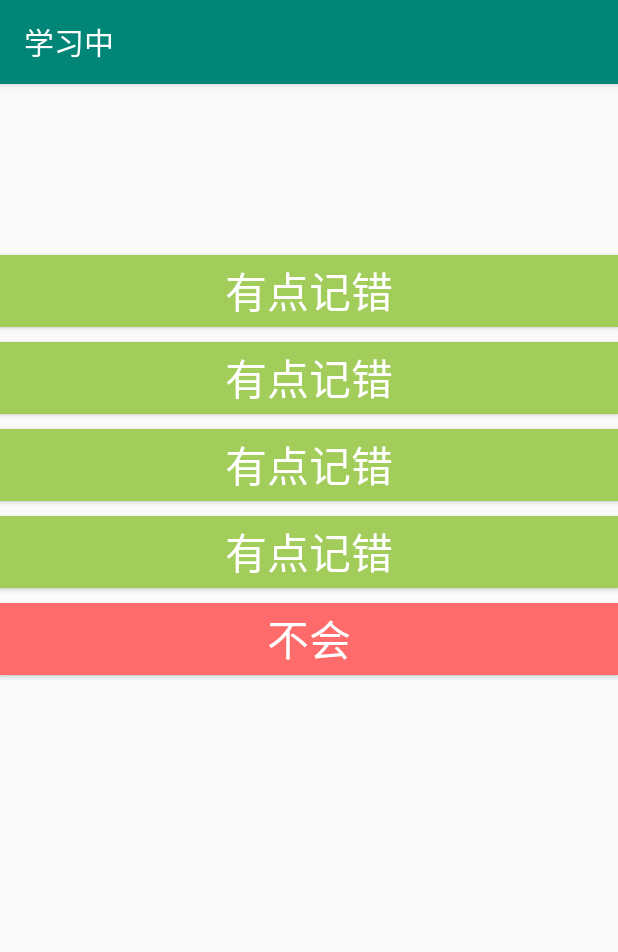
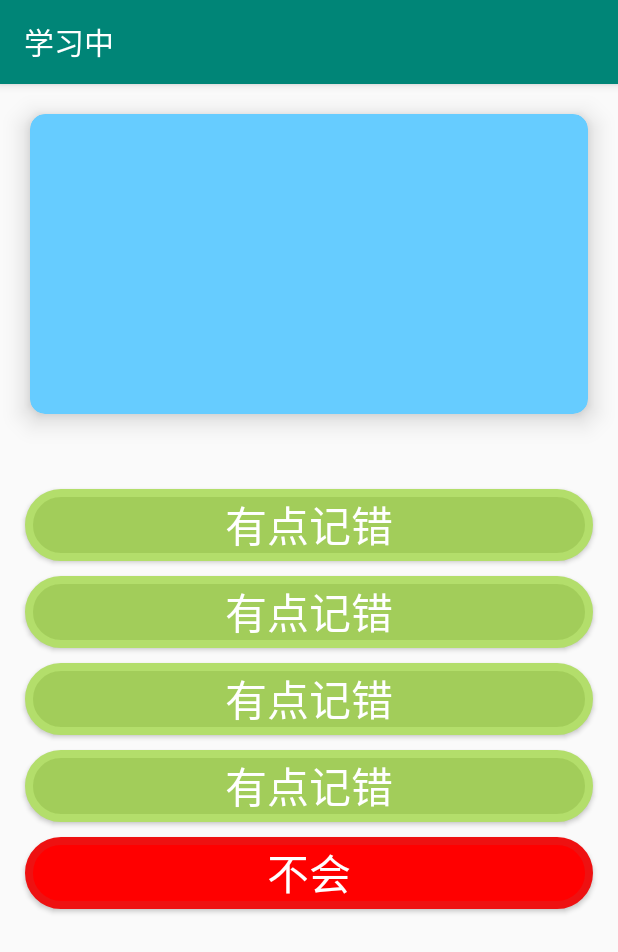
Before and after one commit to Yuki-15498/JTangoPro, an Android app: the StudyCardActivity screen opened directly, with no data from a screen before it, on a phone screen of 412 x 824 dp. Shown: the top 952 px of the screen. Run offline under Robolectric (Android 15) with nearby library versions, the light colour scheme and no system bars; 16 statements that could not run were skipped.

Commit message:
修改了大部分UI，使得界面更美观

```diff
--- a/app/src/main/java/com/jtangopro/StudyCardActivity.java
+++ b/app/src/main/java/com/jtangopro/StudyCardActivity.java
@@ -11,10 +11,12 @@ import android.app.AlertDialog;
 import android.content.DialogInterface;
 import android.content.Intent;
 import android.graphics.Color;
+import android.graphics.Point;
 import android.os.Bundle;
 import android.text.method.ScrollingMovementMethod;
 import android.util.Log;
 import android.util.TypedValue;
+import android.view.Display;
 import android.view.View;
 import android.widget.Button;
 import android.widget.TextView;
@@ -43,6 +45,16 @@ public class StudyCardActivity extends AppCompatActivity {
         final Button bt_3 = (Button) findViewById(R.id.bt_3);
         final Button bt_4 = (Button) findViewById(R.id.bt_4);
         final Button bt_5 = (Button) findViewById(R.id.bt_5);
+        //自适应宽度
+        Display display = this.getWindowManager().getDefaultDisplay();
+        Point point = new Point();
+        display.getSize(point);
+        int btWidth = (int) (point.x*0.92);
+        bt_1.getLayoutParams().width = btWidth;
+        bt_2.getLayoutParams().width = btWidth;
+        bt_3.getLayoutParams().width = btWidth;
+        bt_4.getLayoutParams().width = btWidth;
+        bt_5.getLayoutParams().width = btWidth;
 
         word_.setMovementMethod(ScrollingMovementMethod.getInstance());
 
@@ -145,7 +157,7 @@ public class StudyCardActivity extends AppCompatActivity {
                 finish();
             }
         });
-        bt.setBackgroundColor(Color.parseColor("#FF6A6A"));
+        bt.setBackground(getResources().getDrawable(R.drawable.myrec3));
     }
 
     private void setButtonKnown(Button bt, final Intent intent){
@@ -165,6 +177,7 @@ public class StudyCardActivity extends AppCompatActivity {
                 finish();
             }
         });
+        bt.setBackground(getResources().getDrawable(R.drawable.myrec2));
     }
 
     private void setButtonHalf(Button bt,final Intent intent){
@@ -179,7 +192,7 @@ public class StudyCardActivity extends AppCompatActivity {
                 finish();
             }
         });
-        bt.setBackgroundColor(Color.parseColor("#FF6600"));
+        bt.setBackground(getResources().getDrawable(R.drawable.myrec4));
     }
 
     private void setButtonTrue(final Button bt, final Intent intent){
@@ -187,7 +200,7 @@ public class StudyCardActivity extends AppCompatActivity {
         bt.setOnClickListener(new View.OnClickListener(){
             @Override
             public void onClick(View view) {
-                bt.setBackgroundColor(Color.GREEN);
+                bt.setBackground(getResources().getDrawable(R.drawable.myrec5));
                 pv.setTangeCardType("tangocard3");
                 pv.setCurProf(pv.getCurProf()+1);
                 intent.putExtra("passValues",(Serializable) pv);
@@ -202,7 +215,7 @@ public class StudyCardActivity extends AppCompatActivity {
         bt.setOnClickListener(new View.OnClickListener(){
             @Override
             public void onClick(View view) {
-                bt.setBackgroundColor(Color.RED);
+                bt.setBackground(getResources().getDrawable(R.drawable.myrec3));
                 pv.setTangeCardType("tangocard3");
                 intent.putExtra("passValues",(Serializable) pv);
                 startActivity(intent);
--- /dev/null
+++ b/app/src/main/res/drawable/myrec2.xml
@@ -0,0 +1,12 @@
+<?xml version="1.0" encoding="UTF-8"?>
+<shape
+    xmlns:android="http://schemas.android.com/apk/res/android"
+    android:shape="rectangle">
+    <!-- 填充的颜色 -->
+    <solid android:color="#A2CD5A" />
+
+    <!-- 圆角的半径 -->
+    <corners android:radius="60dp" />
+    <stroke android:width="5dp"
+        android:color="#B3DE6B"></stroke>
+</shape>
--- /dev/null
+++ b/app/src/main/res/drawable/myrec3.xml
@@ -0,0 +1,12 @@
+<?xml version="1.0" encoding="UTF-8"?>
+<shape
+    xmlns:android="http://schemas.android.com/apk/res/android"
+    android:shape="rectangle">
+    <!-- 填充的颜色 -->
+    <solid android:color="#FF0000" />
+
+    <!-- 圆角的半径 -->
+    <corners android:radius="60dp" />
+    <stroke android:width="5dp"
+        android:color="#EE1111"></stroke>
+</shape>
--- /dev/null
+++ b/app/src/main/res/drawable/myrec4.xml
@@ -0,0 +1,12 @@
+<?xml version="1.0" encoding="UTF-8"?>
+<shape
+    xmlns:android="http://schemas.android.com/apk/res/android"
+    android:shape="rectangle">
+    <!-- 填充的颜色 -->
+    <solid android:color="#FF9900" />
+
+    <!-- 圆角的半径 -->
+    <corners android:radius="60dp" />
+    <stroke android:width="5dp"
+        android:color="#EEAA11"></stroke>
+</shape>
--- /dev/null
+++ b/app/src/main/res/drawable/myrec5.xml
@@ -0,0 +1,12 @@
+<?xml version="1.0" encoding="UTF-8"?>
+<shape
+    xmlns:android="http://schemas.android.com/apk/res/android"
+    android:shape="rectangle">
+    <!-- 填充的颜色 -->
+    <solid android:color="#99FF66" />
+
+    <!-- 圆角的半径 -->
+    <corners android:radius="60dp" />
+    <stroke android:width="5dp"
+        android:color="#AAEE77"></stroke>
+</shape>
--- a/app/src/main/res/layout/activity_study_card.xml
+++ b/app/src/main/res/layout/activity_study_card.xml
@@ -11,6 +11,17 @@
         android:layout_width="wrap_content"
         android:layout_height="wrap_content"
         android:orientation="horizontal">
+
+        <androidx.cardview.widget.CardView xmlns:android="http://schemas.android.com/apk/res/android"
+            xmlns:card="http://schemas.android.com/apk/res-auto"
+            android:layout_width="match_parent"
+            android:layout_height="200dp"
+            android:layout_centerInParent="true"
+            android:layout_margin="20dp"
+            card:cardBackgroundColor="#66ccff"
+            card:cardCornerRadius="10dp"
+            card:cardElevation="10dp"
+            card:cardMaxElevation="10dp">
             <TextView
                 android:id="@+id/word_"
                 android:layout_marginTop="30dp"
@@ -18,16 +29,19 @@
                 android:layout_width="match_parent"
                 android:layout_height="wrap_content"
                 android:adjustViewBounds="true"
-            android:maxHeight="150dp"
+                android:maxHeight="180dp"
                 android:scrollbars="vertical"
                 android:text="誤る"
-            android:textSize="40dp" />
-
+                android:textSize="40dp"
+                android:textColor="#ffffffff"/>
             <TextView
                 android:id="@+id/mark_"
                 android:layout_width="wrap_content"
                 android:layout_height="wrap_content"
-            android:textSize="20dp"/>
+                android:textSize="20dp"
+                android:textColor="#ffffffff"/>
+        </androidx.cardview.widget.CardView>
+
     </RelativeLayout>
 
     <Button
@@ -35,7 +49,8 @@
         android:layout_marginTop="30dp"
         android:layout_width="match_parent"
         android:layout_height="wrap_content"
-        android:background="#A2CD5A"
+        android:layout_gravity="center_horizontal"
+        android:background="@drawable/myrec2"
         android:text="有点记错"
         android:textSize="28dp"
         android:textColor="#ffffffff"/>
@@ -45,7 +60,8 @@
         android:layout_marginTop="10dp"
         android:layout_width="match_parent"
         android:layout_height="wrap_content"
-        android:background="#A2CD5A"
+        android:layout_gravity="center_horizontal"
+        android:background="@drawable/myrec2"
         android:text="有点记错"
         android:textSize="28dp"
         android:textColor="#ffffffff"/>
@@ -55,7 +71,8 @@
         android:layout_marginTop="10dp"
         android:layout_width="match_parent"
         android:layout_height="wrap_content"
-        android:background="#A2CD5A"
+        android:layout_gravity="center_horizontal"
+        android:background="@drawable/myrec2"
         android:text="有点记错"
         android:textSize="28dp"
         android:textColor="#ffffffff"/>
@@ -65,7 +82,8 @@
         android:layout_marginTop="10dp"
         android:layout_width="match_parent"
         android:layout_height="wrap_content"
-        android:background="#A2CD5A"
+        android:layout_gravity="center_horizontal"
+        android:background="@drawable/myrec2"
         android:text="有点记错"
         android:textSize="28dp"
         android:textColor="#ffffffff"/>
@@ -75,7 +93,8 @@
         android:layout_marginTop="10dp"
         android:layout_width="match_parent"
         android:layout_height="wrap_content"
-        android:background="#FF6A6A"
+        android:layout_gravity="center_horizontal"
+        android:background="@drawable/myrec3"
         android:text="不会"
         android:textSize="28dp"
         android:textColor="#ffffffff"/>
```
Also changed, not shown: app/src/main/java/com/jtangopro/TangoCardActivity.java (+15 -0 lines), app/src/main/res/drawable/myrec.xml (added, +12 -0 lines), app/src/main/res/layout/activity_tango_card.xml (+39 -18 lines), app/src/main/res/layout/content_main.xml (+5 -3 lines). Lines whose indentation alone changed are shown as unchanged.
